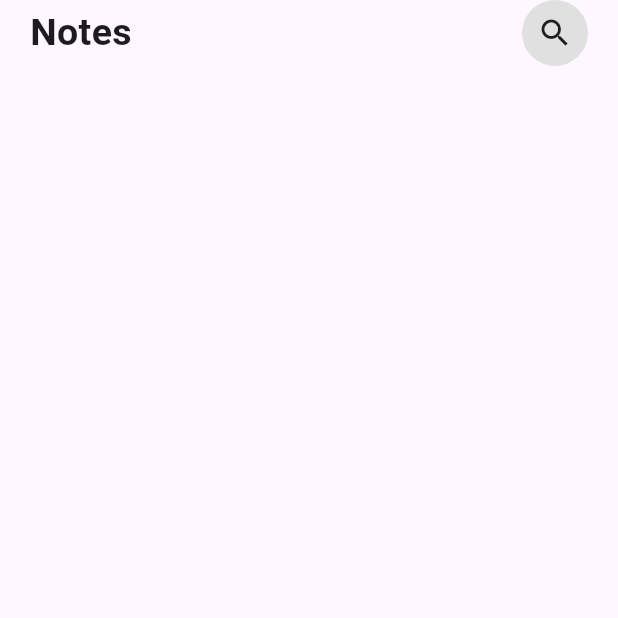
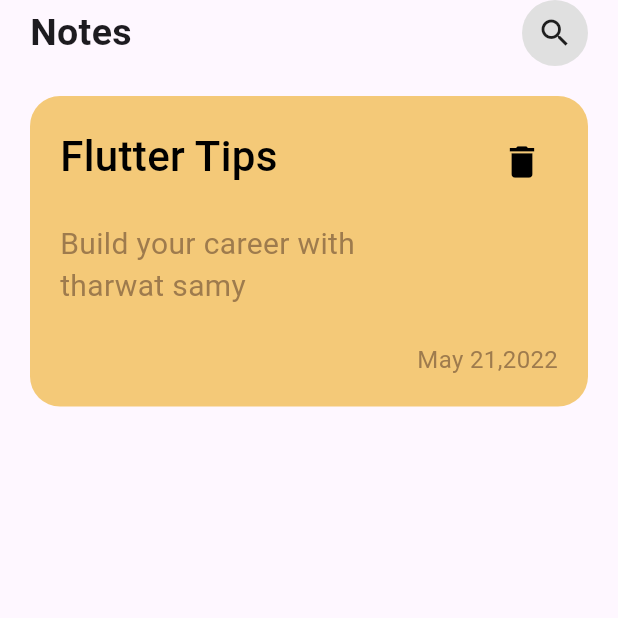
Before and after one commit to AhmedOmara-Flutter/hive_note_app, a Flutter app: the screen it shows after launch, on a phone screen of 412 x 824 dp, the top half of it. Run offline on Flutter 3.47's test engine with Material 3 defaults, Android fonts, the phone set to English and light mode, and no system bars.

Commit message:
build notes item

```diff
--- a/lib/views/note_app_home_view.dart
+++ b/lib/views/note_app_home_view.dart
@@ -1,5 +1,6 @@
 import 'package:flutter/material.dart';
 import 'package:hive_note_app/views/custom_appbar.dart';
+import 'package:hive_note_app/views/notes_item.dart';
 
 class NoteAppHomeView extends StatelessWidget {
   const NoteAppHomeView({super.key});
@@ -10,7 +11,8 @@
       body:SafeArea(
         child: Column(
           children: [
-            CustomAppbar()
+            CustomAppbar(),
+            NotesItem()
 
           ],
         ),
--- /dev/null
+++ b/lib/views/notes_item.dart
@@ -0,0 +1,63 @@
+import 'package:flutter/material.dart';
+
+class NotesItem extends StatelessWidget {
+  const NotesItem({super.key});
+
+  @override
+  Widget build(BuildContext context) {
+    return Container(
+      margin: EdgeInsets.all(20),
+      padding: const EdgeInsets.all(20),
+      decoration: BoxDecoration(
+        color: const Color(0xFFF4C978),
+        borderRadius: BorderRadius.circular(20),
+      ),
+      child: Column(
+        crossAxisAlignment: CrossAxisAlignment.start,
+        children: [
+          Row(
+            crossAxisAlignment: CrossAxisAlignment.start,
+            children: [
+              const Expanded(
+                child: Text(
+                  'Flutter Tips',
+                  style: TextStyle(
+                    fontSize: 28,
+                    fontWeight: FontWeight.w500,
+                    color: Colors.black,
+                  ),
+                ),
+              ),
+              IconButton(
+                onPressed: () {},
+                icon: const Icon(Icons.delete, color: Colors.black, size: 28),
+                padding: EdgeInsets.all(10),
+                constraints: const BoxConstraints(),
+              ),
+            ],
+          ),
+          const SizedBox(height: 16),
+          SizedBox(
+            width: MediaQuery.of(context).size.width / 2,
+            child: const Text(
+              'Build your career with tharwat samy',
+              style: TextStyle(
+                fontSize: 20,
+                color: Color(0xFF9E7B4D),
+                height: 1.4,
+              ),
+            ),
+          ),
+          const SizedBox(height: 24),
+          const Align(
+            alignment: Alignment.bottomRight,
+            child: Text(
+              'May 21,2022',
+              style: TextStyle(fontSize: 16, color: Color(0xFF9E7B4D)),
+            ),
+          ),
+        ],
+      ),
+    );
+  }
+}
```
